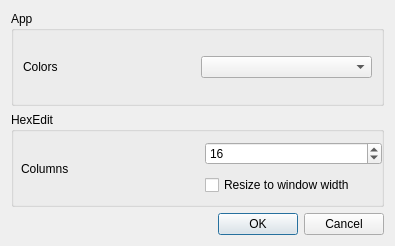
This is src/ui/optionsdialog.ui in codilime/veles as Qt 5 draws it before an edit. The edited form follows.
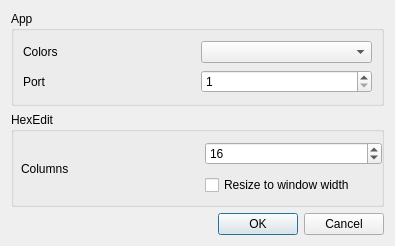
This is the edited form.

The edit to the form file:
```diff
--- a/src/ui/optionsdialog.ui
+++ b/src/ui/optionsdialog.ui
@@ -41,6 +41,27 @@
         </item>
        </layout>
       </item>
+      <item row="3" column="0">
+       <layout class="QHBoxLayout" name="horizontalLayout_3">
+        <item>
+         <widget class="QLabel" name="labelPort">
+          <property name="text">
+           <string>Port</string>
+          </property>
+         </widget>
+        </item>
+        <item>
+         <widget class="QSpinBox" name="portBox">
+          <property name="minimum">
+           <number>1</number>
+          </property>
+          <property name="maximum">
+           <number>65535</number>
+          </property>
+         </widget>
+        </item>
+       </layout>
+      </item>
      </layout>
     </widget>
    </item>
```
